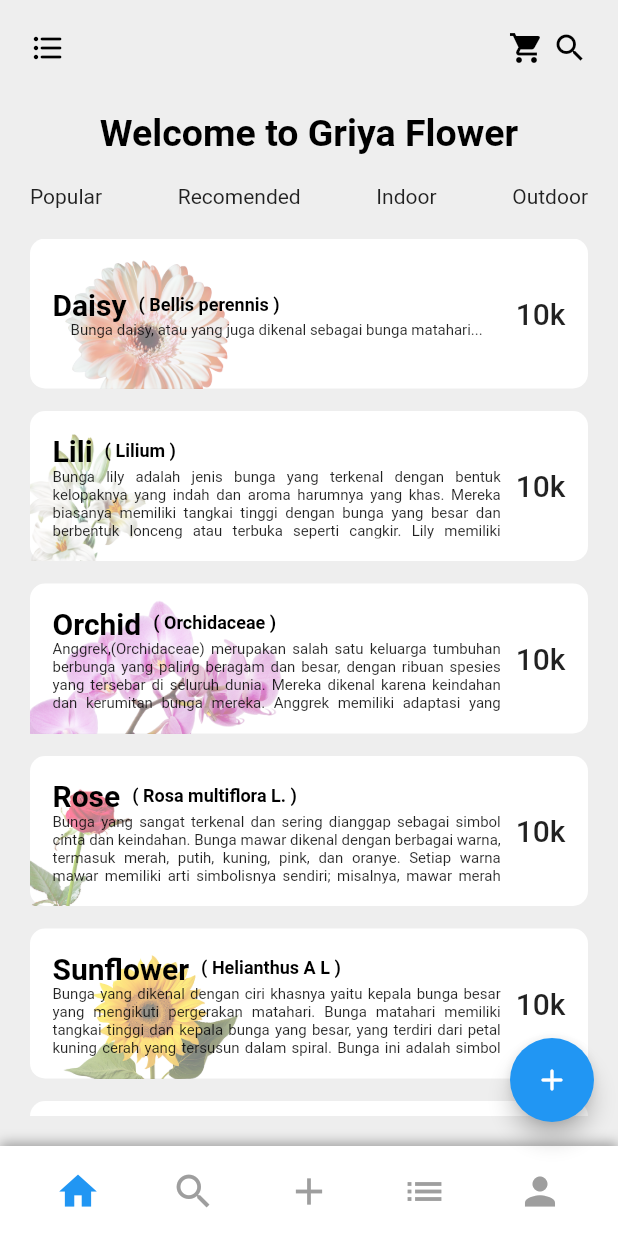
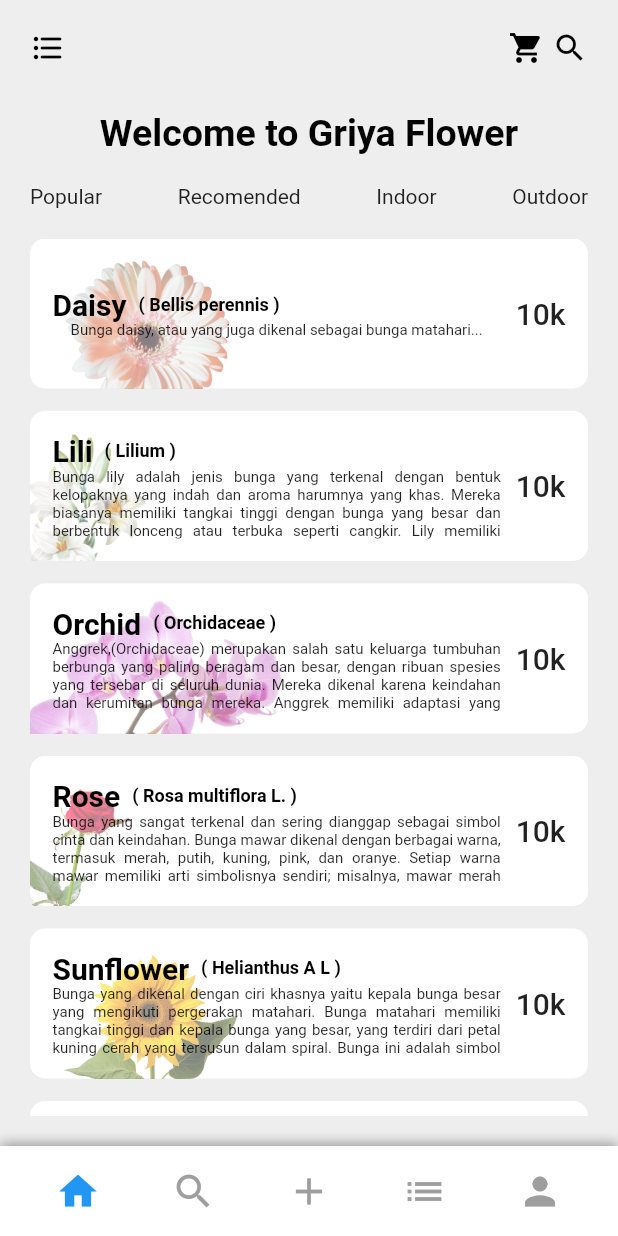
Before and after one commit to kresna009/flower-store, a Flutter app: the HomeView screen opened by its route, on a phone screen of 412 x 824 dp. Run offline on Flutter 3.47's test engine with Material 2 defaults, Android fonts, the phone set to English and light mode, and no system bars; our stand-ins replace get, image_picker, webview_flutter.

Commit message:
DEL BUTTON

```diff
--- a/lib/view/home/home_view.dart
+++ b/lib/view/home/home_view.dart
@@ -56,10 +56,6 @@ class HomeView extends StatelessWidget {
   Widget build(BuildContext context) {
     return Scaffold(
       backgroundColor: Colors.grey.shade200,
-      floatingActionButton: FloatingActionButton(
-        onPressed: () => Get.toNamed('/addImage'),
-        child: const Icon(Icons.add_rounded),
-      ),
       body: Padding(
         padding: const EdgeInsets.all(20),
         child: SafeArea(
@@ -190,9 +186,7 @@ class HomeView extends StatelessWidget {
   Widget buildBottomNavItem(int index) {
     return InkWell(
       onTap: () {
-        // Execute the action associated with the button.
         _bottomNavBarItems[index].action();
-        // Update the selected tab.
         setState(() {
           _selectedIndex = index;
         });
```
